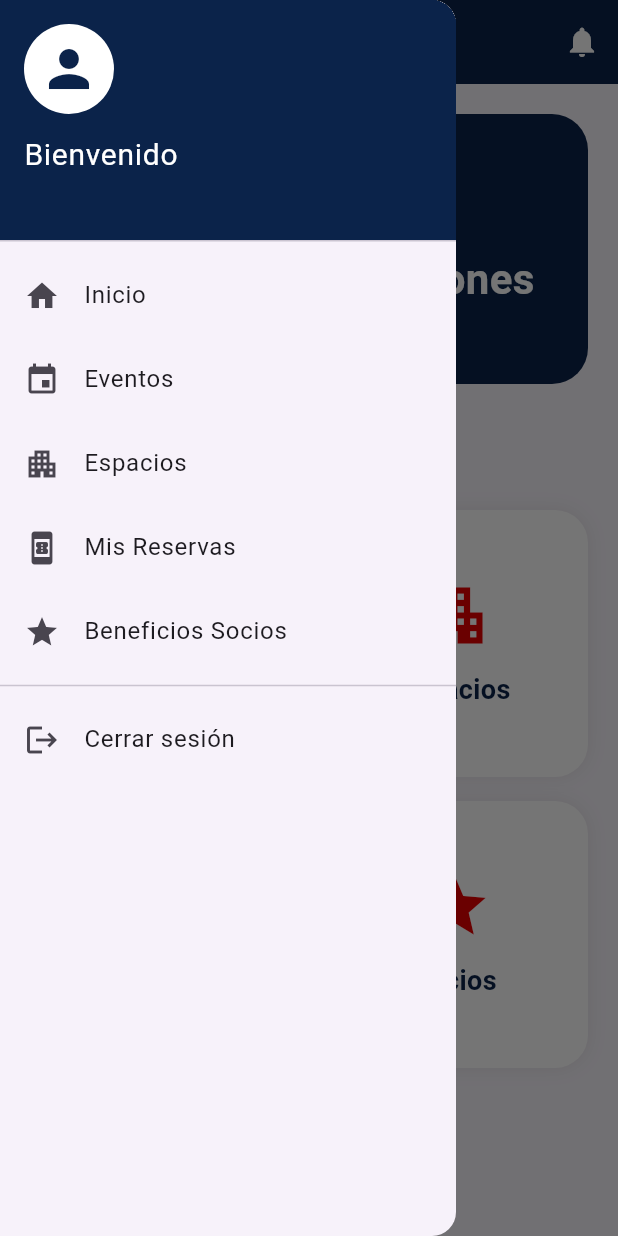
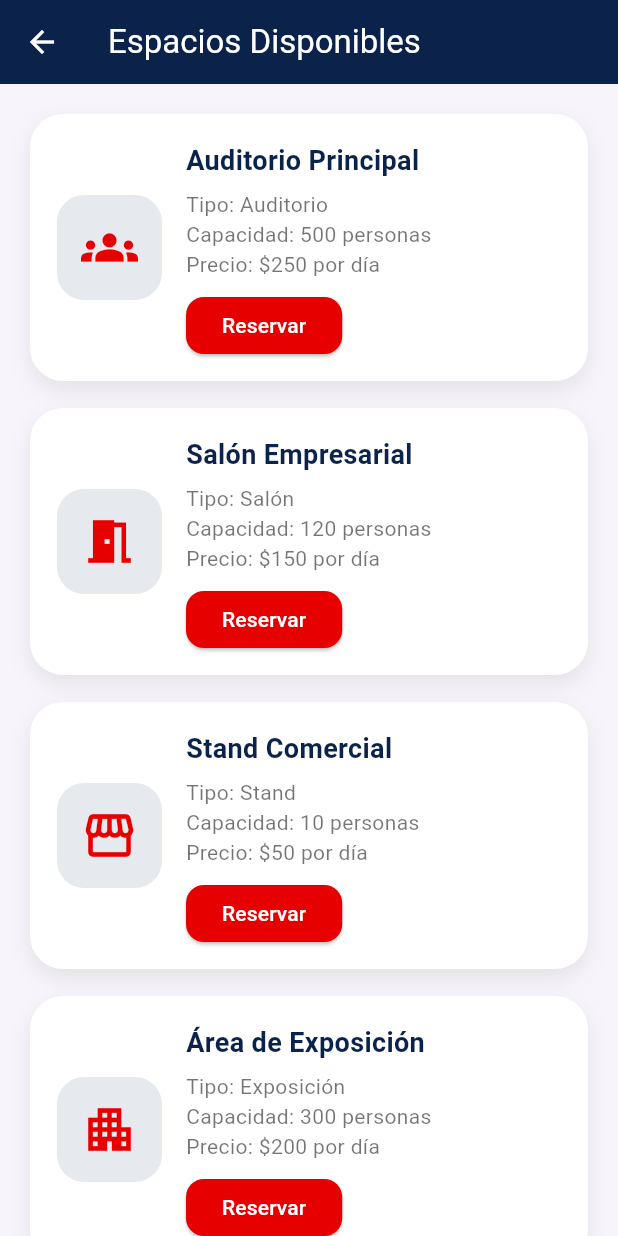
Before and after one commit to emi123gxt-gif/centro_exposiciones_app, a Flutter app: the HomeScreen screen opened directly, in the side drawer, after a tap on "Espacios", on a phone screen of 412 x 824 dp. Run offline on Flutter 3.47's test engine with Material 3 defaults, Android fonts, the phone set to English and light mode, and no system bars.

Commit message:
Se agrego pantalla de espacios y detalle

```diff
--- a/lib/screens/espacios/espacios_screen.dart
+++ b/lib/screens/espacios/espacios_screen.dart
@@ -0,0 +1,175 @@
+import 'package:flutter/material.dart';
+import 'detalle_espacio_screen.dart';
+
+class EspaciosScreen extends StatelessWidget {
+  const EspaciosScreen({super.key});
+
+  static const Color azulOscuro = Color(0xFF0B234A);
+  static const Color rojoPrincipal = Color(0xFFE60000);
+  static const Color fondoClaro = Color(0xFFF7F4FB);
+
+  final List<Map<String, String>> espacios = const [
+    {
+      'nombre': 'Auditorio Principal',
+      'tipo': 'Auditorio',
+      'capacidad': '500 personas',
+      'precio': '\$250 por día',
+      'icono': 'auditorio',
+    },
+    {
+      'nombre': 'Salón Empresarial',
+      'tipo': 'Salón',
+      'capacidad': '120 personas',
+      'precio': '\$150 por día',
+      'icono': 'salon',
+    },
+    {
+      'nombre': 'Stand Comercial',
+      'tipo': 'Stand',
+      'capacidad': '10 personas',
+      'precio': '\$50 por día',
+      'icono': 'stand',
+    },
+    {
+      'nombre': 'Área de Exposición',
+      'tipo': 'Exposición',
+      'capacidad': '300 personas',
+      'precio': '\$200 por día',
+      'icono': 'area',
+    },
+  ];
+
+  IconData obtenerIcono(String icono) {
+    switch (icono) {
+      case 'auditorio':
+        return Icons.groups;
+      case 'salon':
+        return Icons.meeting_room;
+      case 'stand':
+        return Icons.storefront;
+      case 'area':
+        return Icons.apartment;
+      default:
+        return Icons.place;
+    }
+  }
+
+  @override
+  Widget build(BuildContext context) {
+    return Scaffold(
+      backgroundColor: fondoClaro,
+      appBar: AppBar(
+        backgroundColor: azulOscuro,
+        iconTheme: const IconThemeData(color: Colors.white),
+        title: const Text(
+          'Espacios Disponibles',
+          style: TextStyle(color: Colors.white),
+        ),
+      ),
+      body: ListView.builder(
+        padding: const EdgeInsets.all(20),
+        itemCount: espacios.length,
+        itemBuilder: (context, index) {
+          final espacio = espacios[index];
+
+          return Container(
+            margin: const EdgeInsets.only(bottom: 18),
+            padding: const EdgeInsets.all(18),
+            decoration: BoxDecoration(
+              color: Colors.white,
+              borderRadius: BorderRadius.circular(22),
+              boxShadow: [
+                BoxShadow(
+                  color: Colors.black.withOpacity(0.08),
+                  blurRadius: 12,
+                  offset: const Offset(0, 6),
+                ),
+              ],
+            ),
+            child: Row(
+              children: [
+                Container(
+                  width: 70,
+                  height: 70,
+                  decoration: BoxDecoration(
+                    color: azulOscuro.withOpacity(0.10),
+                    borderRadius: BorderRadius.circular(18),
+                  ),
+                  child: Icon(
+                    obtenerIcono(espacio['icono']!),
+                    color: rojoPrincipal,
+                    size: 38,
+                  ),
+                ),
+
+                const SizedBox(width: 16),
+
+                Expanded(
+                  child: Column(
+                    crossAxisAlignment: CrossAxisAlignment.start,
+                    children: [
+                      Text(
+                        espacio['nombre']!,
+                        style: const TextStyle(
+                          fontSize: 18,
+                          fontWeight: FontWeight.bold,
+                          color: azulOscuro,
+                        ),
+                      ),
+
+                      const SizedBox(height: 6),
+
+                      Text(
+                        'Tipo: ${espacio['tipo']}',
+                        style: const TextStyle(color: Colors.black54),
+                      ),
+
+                      Text(
+                        'Capacidad: ${espacio['capacidad']}',
+                        style: const TextStyle(color: Colors.black54),
+                      ),
+
+                      Text(
+                        'Precio: ${espacio['precio']}',
+                        style: const TextStyle(color: Colors.black54),
+                      ),
+
+                      const SizedBox(height: 12),
+
+                      SizedBox(
+                        height: 38,
+                        child: ElevatedButton(
+                          style: ElevatedButton.styleFrom(
+                            backgroundColor: rojoPrincipal,
+                            foregroundColor: Colors.white,
+                            shape: RoundedRectangleBorder(
+                              borderRadius: BorderRadius.circular(12),
+                            ),
+                          ),
+                          onPressed: () {
+                            Navigator.push(
+                              context,
+                              MaterialPageRoute(
+                                builder: (context) => DetalleEspacioScreen(
+                                  nombre: espacio['nombre']!,
+                                  tipo: espacio['tipo']!,
+                                  capacidad: espacio['capacidad']!,
+                                  precio: espacio['precio']!,
+                                ),
+                              ),
+                            );
+                          },
+                          child: const Text('Reservar'),
+                        ),
+                      ),
+                    ],
+                  ),
+                ),
+              ],
+            ),
+          );
+        },
+      ),
+    );
+  }
+}
--- a/lib/screens/home/home_screen.dart
+++ b/lib/screens/home/home_screen.dart
@@ -1,4 +1,5 @@
 import 'package:flutter/material.dart';
+import '../espacios/espacios_screen.dart';
 
 class HomeScreen extends StatelessWidget {
   const HomeScreen({super.key});
@@ -72,7 +73,14 @@ class HomeScreen extends StatelessWidget {
             ListTile(
               leading: const Icon(Icons.apartment),
               title: const Text('Espacios'),
-              onTap: () {},
+              onTap: () {
+                Navigator.push(
+                  context,
+                  MaterialPageRoute(
+                    builder: (context) => const EspaciosScreen(),
+                    ),
+                );
+              },
             ),
 
             ListTile(
```
Also changed, not shown: lib/screens/espacios/detalle_espacio_screen.dart (+134 -0 lines).
